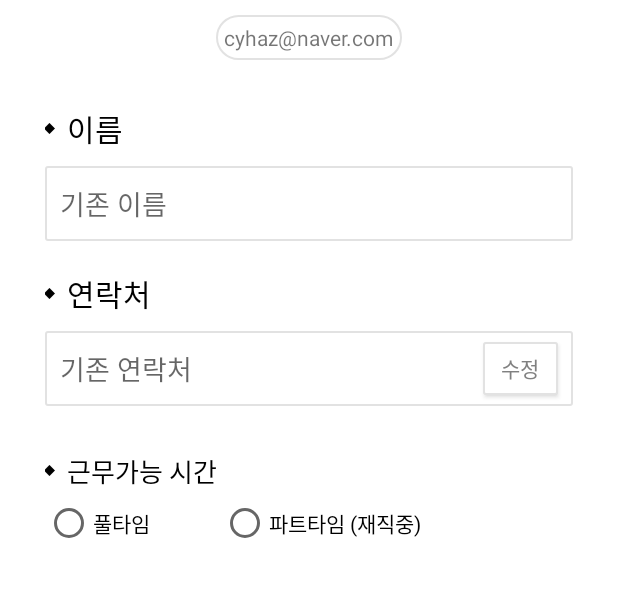
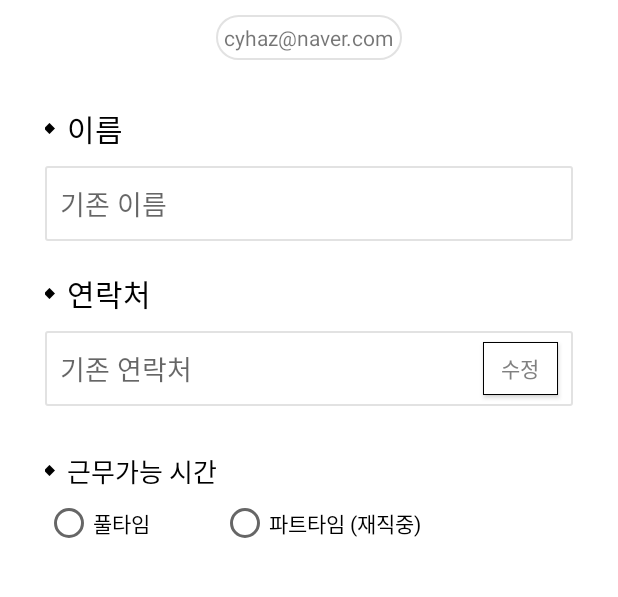
Before and after one commit to cyhaz/2020.03.20_ProfileSetting, an Android app: the screen it shows after launch (MainActivity), on a phone screen of 412 x 824 dp, the part 332-929 px from its top. Run offline under Robolectric (Android 15) with nearby library versions, the phone set to English and light mode, and no system bars; our stand-ins replace CircleImageView, data binding.

Commit message:
버튼을 누르지 않았을 때 버튼 모양 수정

```diff
--- /dev/null
+++ b/app/src/main/res/drawable/white_border_button.xml
@@ -0,0 +1,54 @@
+<?xml version="1.0" encoding="utf-8"?>
+<selector xmlns:android="http://schemas.android.com/apk/res/android">
+
+    <item
+        android:state_pressed="false">
+
+        <layer-list>
+            <item>
+                <shape
+                    android:shape="rectangle">
+
+                    <solid
+                        android:color="#000000"/>
+
+                </shape>
+            </item>
+
+            <item
+                android:top="1dp"
+                android:bottom="1dp"
+                android:right="1dp"
+                android:left="1dp">
+                <shape
+                    android:shape="rectangle">
+
+                    <solid
+                        android:color="#FFFFFF"/>
+
+                </shape>
+            </item>
+
+        </layer-list>
+
+    </item>
+
+
+    <item
+        android:state_pressed="true">
+
+        <layer-list>
+            <item>
+                <shape
+                    android:shape="oval">
+
+                    <solid
+                        android:color="#FF0000"/>
+
+                </shape>
+            </item>
+        </layer-list>
+
+    </item>
+
+</selector>
--- a/app/src/main/res/layout/activity_main.xml
+++ b/app/src/main/res/layout/activity_main.xml
@@ -125,7 +125,7 @@
                 android:layout_gravity="right|center_vertical"
                 android:text="수정"
                 android:textColor="#808080"
-                android:background="@drawable/gray_button_layout"/>
+                android:background="@drawable/white_border_button"/>
 
         </FrameLayout>
 
```
